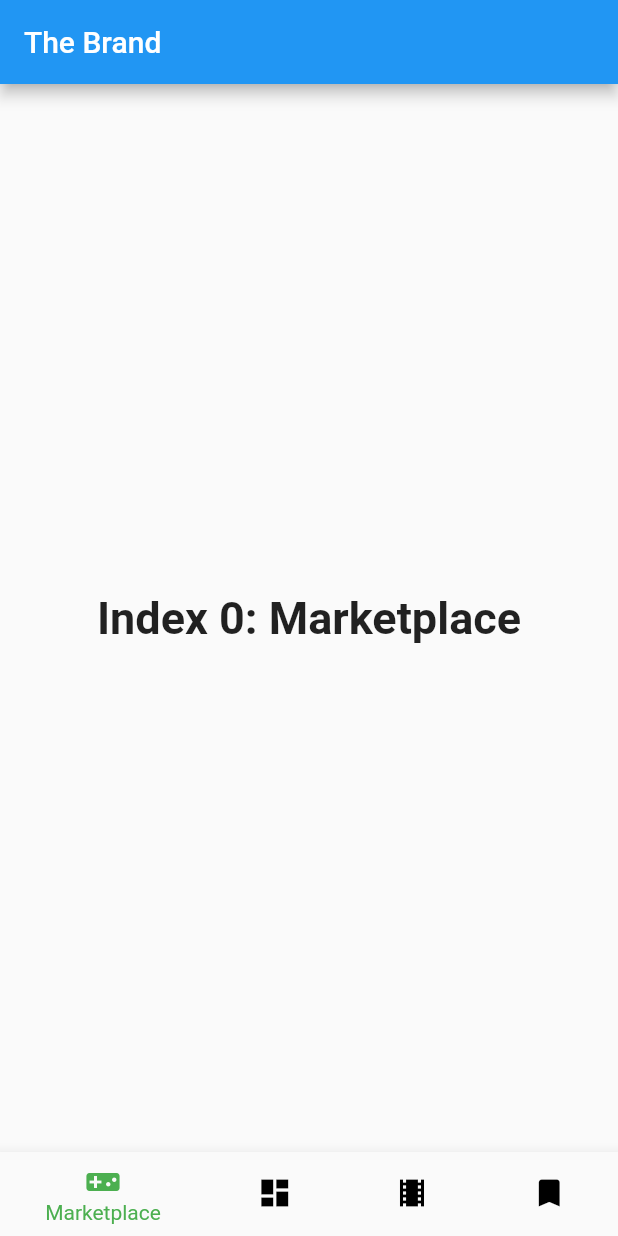
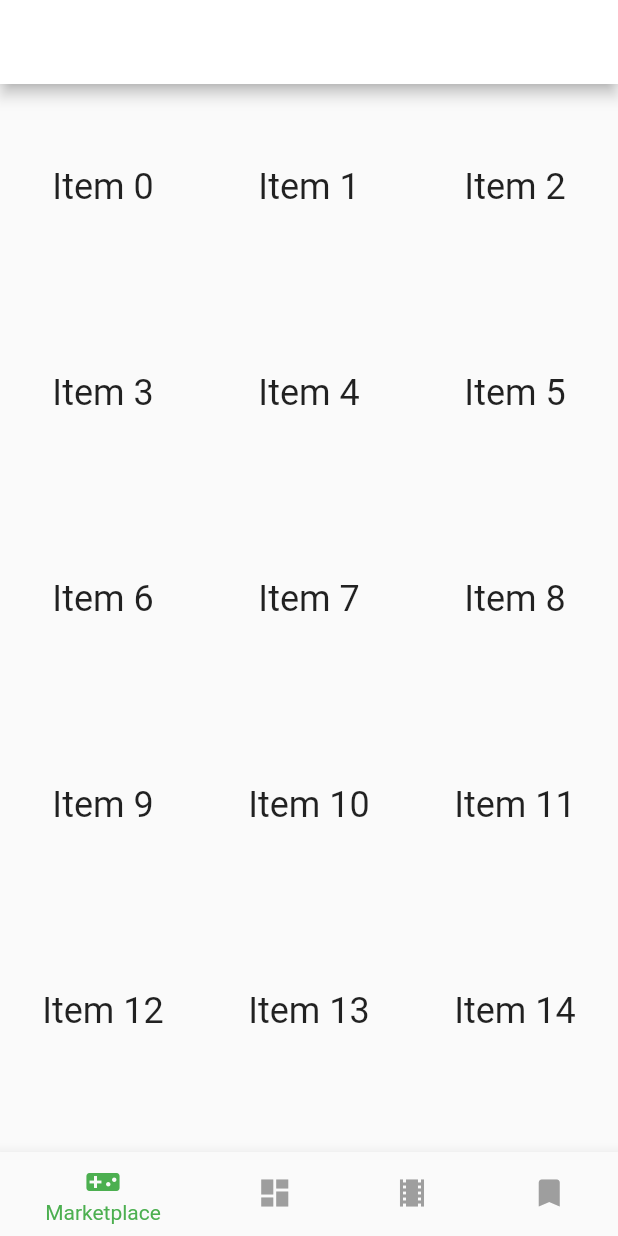
Before and after one commit to nightcrawler-/card-themes, a Flutter app: the screen it shows after launch, on a phone screen of 412 x 824 dp. Run offline on Flutter 3.47's test engine with Material 2 defaults, Android fonts, the phone set to English and light mode, and no system bars.

Commit message:
grid layout

```diff
--- a/lib/main.dart
+++ b/lib/main.dart
@@ -51,9 +51,10 @@ class _NavigationHomeScreenState extends State<NavigationHomeScreen> {
     return Scaffold(
       appBar: AppBar(
         title: const Text('The Brand'),
+        backgroundColor: Colors.white,
       ),
       body: Center(
-        child: _widgetOptions.elementAt(_selectedIndex),
+        child: ImageGrid(),
       ),
       bottomNavigationBar: BottomNavigationBar(
         items: const <BottomNavigationBarItem>[
@@ -76,9 +77,33 @@ class _NavigationHomeScreenState extends State<NavigationHomeScreen> {
         ],
         currentIndex: _selectedIndex,
         selectedItemColor: Colors.green,
-        unselectedItemColor: Colors.black,
+        unselectedItemColor: Colors.grey,
         onTap: _onItemTapped,
       ),
     );
   }
 }
+
+class ImageGrid extends StatefulWidget {
+  @override
+  _ImageGridState createState() => _ImageGridState();
+}
+
+class _ImageGridState extends State<ImageGrid> {
+  @override
+  Widget build(BuildContext context) {
+    return GridView.count(
+        // Create a grid with 2 columns. If you change the scrollDirection to
+        // horizontal, this produces 2 rows.
+        crossAxisCount: 3,
+        // Generate 100 widgets that display their index in the List.
+        children: List.generate(100, (index) {
+          return Center(
+            child: Text(
+              'Item $index',
+              style: Theme.of(context).textTheme.headline5,
+            ),
+          );
+        }));
+  }
+}
```
